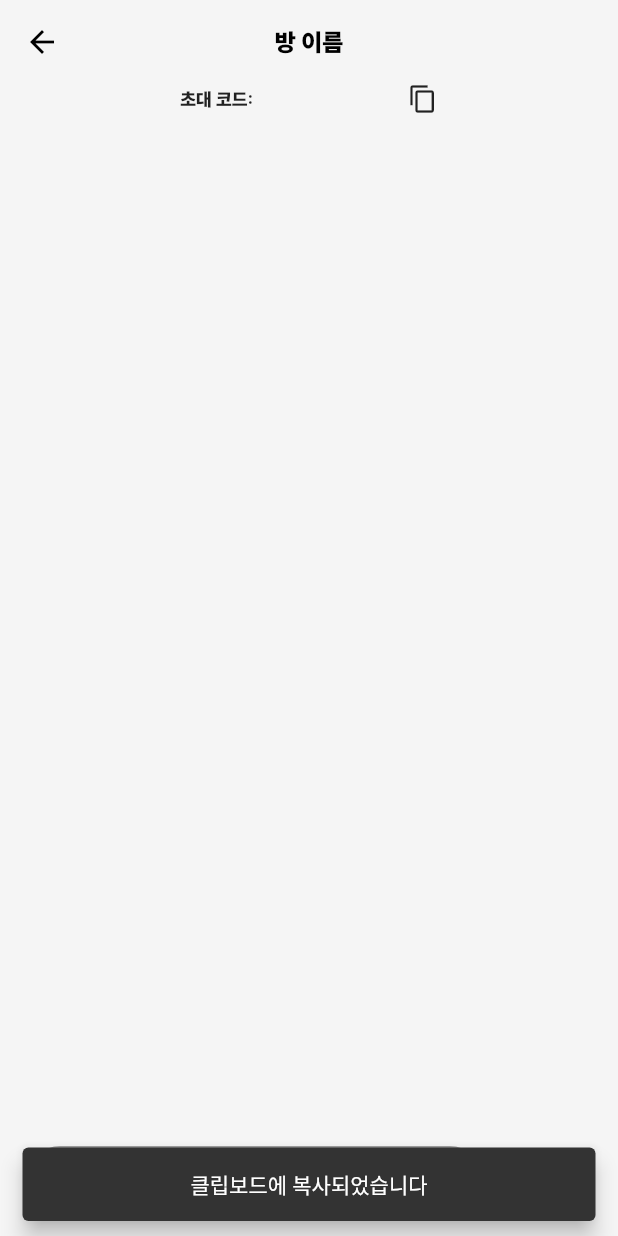
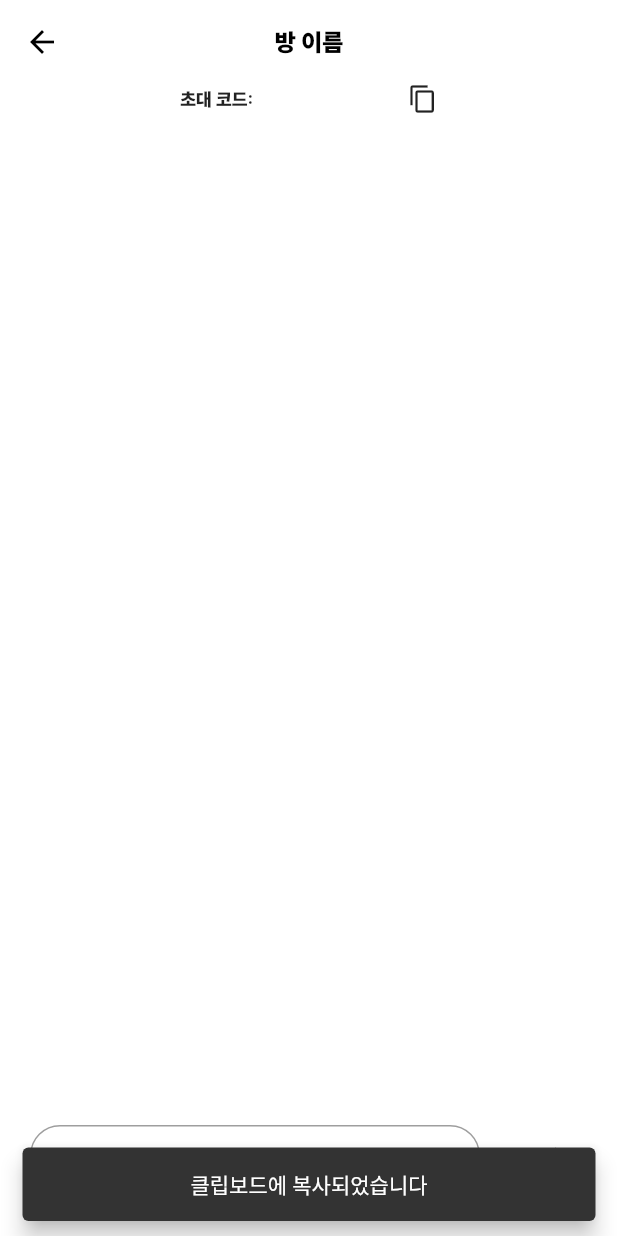
Before and after one commit to ggalmury/random-word-chat, a Flutter app: the ChatRoom screen opened directly with empty values, after a tap on the "content copy" icon, on a phone screen of 412 x 824 dp. Run offline on Flutter 3.47's test engine with Material 2 defaults, Android fonts, the phone set to English and light mode, and no system bars; missing offline and left inert: stomp_dart_client; Roboto replaces fonts that are missing (pretendard_medium).

```diff
--- a/lib/main.dart
+++ b/lib/main.dart
@@ -15,6 +15,7 @@ class MyApp extends StatelessWidget {
       title: 'Flutter Demo',
       theme: ThemeData(
           fontFamily: "KBO",
+          scaffoldBackgroundColor: Colors.white,
           appBarTheme: const AppBarTheme(
             systemOverlayStyle: SystemUiOverlayStyle.dark,
             elevation: 0,
--- a/lib/models/message.dart
+++ b/lib/models/message.dart
@@ -3,13 +3,14 @@ class Message {
   final String roomId;
   final String sender;
   final String message;
+  final DateTime? time;
 
-  Message({
-    required this.type,
-    required this.roomId,
-    required this.sender,
-    required this.message,
-  });
+  Message(
+      {required this.type,
+      required this.roomId,
+      required this.sender,
+      required this.message,
+      this.time});
 
   Map<String, String> toJson() {
     return {
@@ -26,6 +27,7 @@ class Message {
       roomId: json['roomId'],
       sender: json['sender'],
       message: json['message'],
+      time: json['time'],
     );
   }
 }
--- a/lib/screens/chatroom.dart
+++ b/lib/screens/chatroom.dart
@@ -5,11 +5,11 @@ import 'package:random_word_chat/models/message.dart';
 import 'package:random_word_chat/utils/helpers/common_helper.dart';
 import 'package:random_word_chat/widgets/boxes/speech_bubble.dart';
 import 'package:random_word_chat/widgets/boxes/other_message.dart';
+import 'package:random_word_chat/widgets/inputs/input_message.dart';
 import 'package:stomp_dart_client/stomp.dart';
 import 'package:stomp_dart_client/stomp_config.dart';
 import 'package:stomp_dart_client/stomp_frame.dart';
 import '../models/room.dart';
-import '../utils/constants/custom_color.dart';
 
 class ChatRoom extends StatefulWidget {
   final Room room;
@@ -138,11 +138,7 @@ class _ChatRoomState extends State<ChatRoom> {
 
   @override
   Widget build(BuildContext context) {
-    OutlineInputBorder outlineInputBorder = OutlineInputBorder(
-        borderRadius: BorderRadius.circular(20),
-        borderSide: const BorderSide(color: Colors.grey, width: 2));
     return Scaffold(
-        backgroundColor: CustomColor.white,
         appBar: AppBar(
             title: const Text("방 이름",
                 style: TextStyle(fontSize: 16, fontFamily: "suit_heavy")),
@@ -169,7 +165,7 @@ class _ChatRoomState extends State<ChatRoom> {
                     ]),
                 Expanded(
                     child: Padding(
-                        padding: const EdgeInsets.symmetric(vertical: 20),
+                        padding: const EdgeInsets.symmetric(vertical: 10),
                         child: ListView.builder(
                             controller: _scrollController,
                             itemCount: _messageList.length,
@@ -180,28 +176,14 @@ class _ChatRoomState extends State<ChatRoom> {
                                   child: _messageBox(_messageList[index]));
                             }))),
                 Container(
-                  height: 50,
-                  margin: const EdgeInsets.symmetric(vertical: 10),
+                  height: 60,
+                  margin: const EdgeInsets.only(bottom: 20),
                   child: Row(
                       mainAxisAlignment: MainAxisAlignment.spaceBetween,
                       children: [
-                        SizedBox(
-                          width: 300,
-                          child: Center(
-                            child: SizedBox(
-                              height: 50,
-                              child: TextField(
-                                focusNode: _focusNode,
-                                controller: _textEditingController,
-                                textAlignVertical: TextAlignVertical.center,
-                                style: const TextStyle(
-                                    fontSize: 14, fontFamily: "suit_heavy"),
-                                decoration: InputDecoration(
-                                    enabledBorder: outlineInputBorder,
-                                    focusedBorder: outlineInputBorder),
-                              ),
-                            ),
-                          ),
+                        InputMessage(
+                          textEditingController: _textEditingController,
+                          focusNode: _focusNode,
                         ),
                         GestureDetector(
                           onTap: _emitMessage,
--- /dev/null
+++ b/lib/widgets/inputs/input_message.dart
@@ -0,0 +1,33 @@
+import 'package:flutter/material.dart';
+
+class InputMessage extends StatelessWidget {
+  final TextEditingController textEditingController;
+  final FocusNode focusNode;
+
+  const InputMessage(
+      {super.key,
+      required this.textEditingController,
+      required this.focusNode});
+
+  @override
+  Widget build(BuildContext context) {
+    OutlineInputBorder outlineInputBorder = OutlineInputBorder(
+        borderRadius: BorderRadius.circular(20),
+        borderSide: const BorderSide(color: Colors.grey, width: 2));
+
+    return SizedBox(
+      width: 300,
+      child: TextField(
+        focusNode: focusNode,
+        controller: textEditingController,
+        maxLines: null,
+        textAlignVertical: TextAlignVertical.center,
+        style: const TextStyle(fontSize: 14, fontFamily: "suit_heavy"),
+        decoration: InputDecoration(
+            border: outlineInputBorder,
+            focusedBorder: outlineInputBorder,
+            contentPadding: const EdgeInsets.all(15)),
+      ),
+    );
+  }
+}
```
Also changed, not shown: lib/screens/home.dart (+16 -17 lines), lib/screens/room_list.dart (added, +45 -0 lines), lib/widgets/boxes/registered_room.dart (added, +54 -0 lines), lib/widgets/boxes/speech_bubble.dart (+4 -3 lines).
